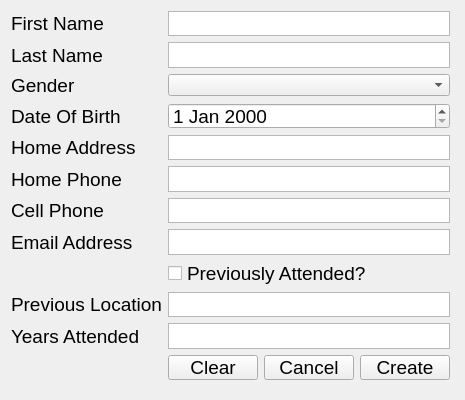
Before: the Qt Designer form SimpleRegistry/SRCreateUser.ui in rohitrtk/SimpleRegistry, drawn with Qt 5.
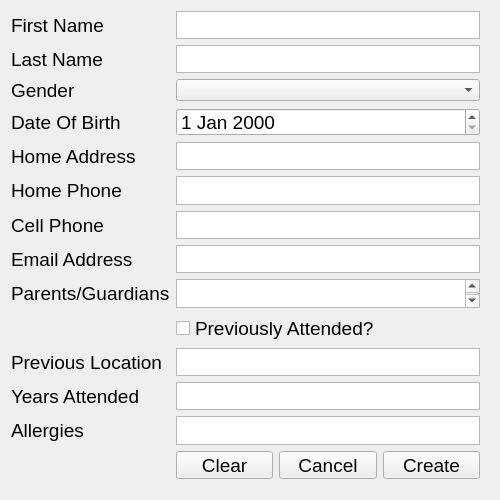
After: the same form once the commit is applied.

Commit message: Added Parent/Child fields to create a user

The edit to the form file:
```diff
--- a/SimpleRegistry/SRCreateUser.ui
+++ b/SimpleRegistry/SRCreateUser.ui
@@ -6,8 +6,8 @@
    <rect>
     <x>0</x>
     <y>0</y>
-    <width>465</width>
-    <height>400</height>
+    <width>500</width>
+    <height>500</height>
    </rect>
   </property>
   <property name="sizePolicy">
@@ -24,8 +24,8 @@
     <rect>
      <x>0</x>
      <y>0</y>
-     <width>461</width>
-     <height>391</height>
+     <width>491</width>
+     <height>491</height>
     </rect>
    </property>
    <layout class="QFormLayout" name="formLayout">
@@ -56,6 +56,18 @@
       </property>
      </widget>
     </item>
+    <item row="1" column="0">
+     <widget class="QLabel" name="label_lastName">
+      <property name="font">
+       <font>
+        <pointsize>14</pointsize>
+       </font>
+      </property>
+      <property name="text">
+       <string>Last Name</string>
+      </property>
+     </widget>
+    </item>
     <item row="1" column="1">
      <widget class="QTextEdit" name="textEdit_lastName">
       <property name="font">
@@ -68,6 +80,21 @@
       </property>
      </widget>
     </item>
+    <item row="2" column="0">
+     <widget class="QLabel" name="label_gender">
+      <property name="font">
+       <font>
+        <pointsize>14</pointsize>
+       </font>
+      </property>
+      <property name="text">
+       <string>Gender</string>
+      </property>
+     </widget>
+    </item>
+    <item row="2" column="1">
+     <widget class="QComboBox" name="comboBox_gender"/>
+    </item>
     <item row="3" column="0">
      <widget class="QLabel" name="label_dateOfBirth">
       <property name="font">
@@ -185,7 +212,7 @@
       </property>
      </widget>
     </item>
-    <item row="8" column="1">
+    <item row="9" column="1">
      <widget class="QCheckBox" name="checkBox_prevAttended">
       <property name="font">
        <font>
@@ -197,7 +224,7 @@
       </property>
      </widget>
     </item>
-    <item row="9" column="0">
+    <item row="10" column="0">
      <widget class="QLabel" name="label_prevLocation">
       <property name="font">
        <font>
@@ -209,7 +236,7 @@
       </property>
      </widget>
     </item>
-    <item row="9" column="1">
+    <item row="10" column="1">
      <widget class="QTextEdit" name="textEdit_prevLocation">
       <property name="font">
        <font>
@@ -224,7 +251,7 @@
       </property>
      </widget>
     </item>
-    <item row="10" column="0">
+    <item row="11" column="0">
      <widget class="QLabel" name="label_YearsAttended">
       <property name="font">
        <font>
@@ -236,22 +263,22 @@
       </property>
      </widget>
     </item>
-    <item row="10" column="1">
-     <widget class="QTextEdit" name="textEdit_yearsAttended">
-      <property name="font">
-       <font>
-        <pointsize>14</pointsize>
-       </font>
-      </property>
-      <property name="verticalScrollBarPolicy">
-       <enum>Qt::ScrollBarAlwaysOff</enum>
-      </property>
-      <property name="horizontalScrollBarPolicy">
-       <enum>Qt::ScrollBarAlwaysOff</enum>
-      </property>
-     </widget>
-    </item>
     <item row="11" column="1">
+     <widget class="QTextEdit" name="textEdit_yearsAttended">
+      <property name="font">
+       <font>
+        <pointsize>14</pointsize>
+       </font>
+      </property>
+      <property name="verticalScrollBarPolicy">
+       <enum>Qt::ScrollBarAlwaysOff</enum>
+      </property>
+      <property name="horizontalScrollBarPolicy">
+       <enum>Qt::ScrollBarAlwaysOff</enum>
+      </property>
+     </widget>
+    </item>
+    <item row="13" column="1">
      <layout class="QHBoxLayout" name="horizontalLayout_2">
       <item>
        <widget class="QPushButton" name="pushButton_clear">
@@ -291,32 +318,56 @@
       </item>
      </layout>
     </item>
-    <item row="1" column="0">
-     <widget class="QLabel" name="label_lastName">
+    <item row="12" column="1">
+     <widget class="QTextEdit" name="textEdit_allergies">
       <property name="font">
        <font>
         <pointsize>14</pointsize>
        </font>
       </property>
-      <property name="text">
-       <string>Last Name</string>
+      <property name="verticalScrollBarPolicy">
+       <enum>Qt::ScrollBarAlwaysOff</enum>
       </property>
+      <property name="horizontalScrollBarPolicy">
+       <enum>Qt::ScrollBarAsNeeded</enum>
+      </property>
      </widget>
     </item>
-    <item row="2" column="0">
-     <widget class="QLabel" name="label_gender">
+    <item row="12" column="0">
+     <widget class="QLabel" name="label_allergies">
       <property name="font">
        <font>
         <pointsize>14</pointsize>
        </font>
       </property>
       <property name="text">
-       <string>Gender</string>
+       <string>Allergies</string>
       </property>
      </widget>
     </item>
-    <item row="2" column="1">
-     <widget class="QComboBox" name="comboBox_gender"/>
+    <item row="8" column="1">
+     <widget class="QTextEdit" name="textEdit_kin">
+      <property name="font">
+       <font>
+        <pointsize>14</pointsize>
+       </font>
+      </property>
+      <property name="verticalScrollBarPolicy">
+       <enum>Qt::ScrollBarAsNeeded</enum>
+      </property>
+     </widget>
+    </item>
+    <item row="8" column="0">
+     <widget class="QLabel" name="label_kin">
+      <property name="font">
+       <font>
+        <pointsize>14</pointsize>
+       </font>
+      </property>
+      <property name="text">
+       <string>Parents/Guardians</string>
+      </property>
+     </widget>
     </item>
    </layout>
   </widget>
```
The commit also changes 10 other files.
